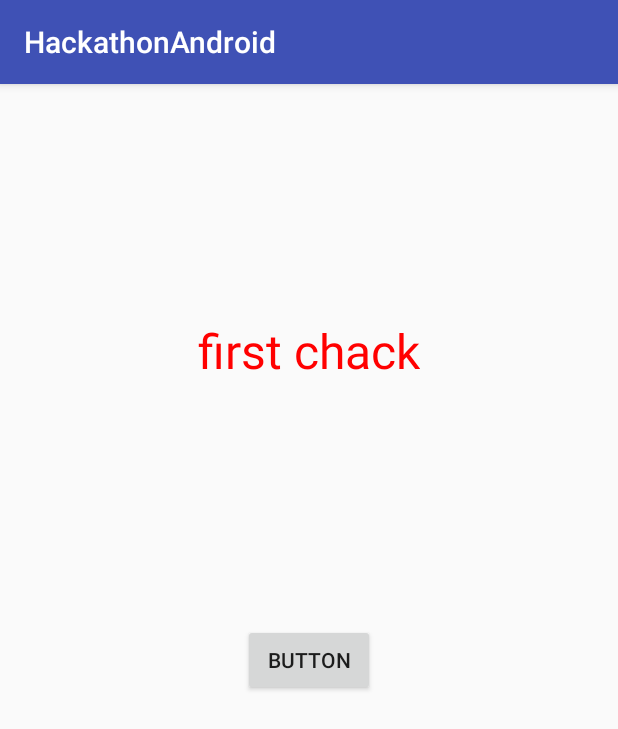
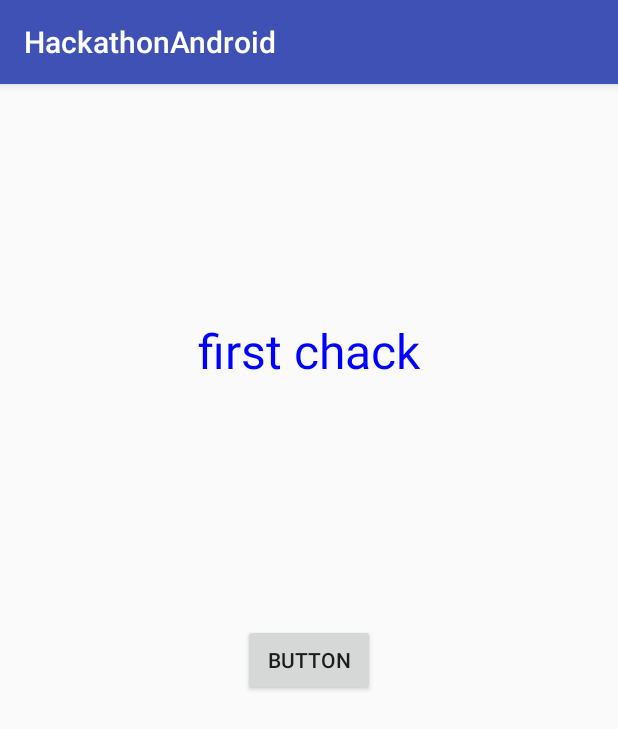
Before and after one commit to danysz/hackathon, an Android app: the screen it shows after launch (MainActivity), on a phone screen of 412 x 824 dp. Shown: the top 729 px of the screen. Run offline under Robolectric (Android 15) with nearby library versions, the phone set to English and light mode, and no system bars.

Commit message:
try this

```diff
--- a/app/src/main/res/layout/activity_main.xml
+++ b/app/src/main/res/layout/activity_main.xml
@@ -11,7 +11,7 @@
         android:layout_width="wrap_content"
         android:layout_height="wrap_content"
         android:text="first chack"
-        android:textColor="#f00"
+        android:textColor="#00f"
         android:textSize="32sp"
         app:layout_constraintBottom_toBottomOf="parent"
         app:layout_constraintHorizontal_bias="0.5"
```
